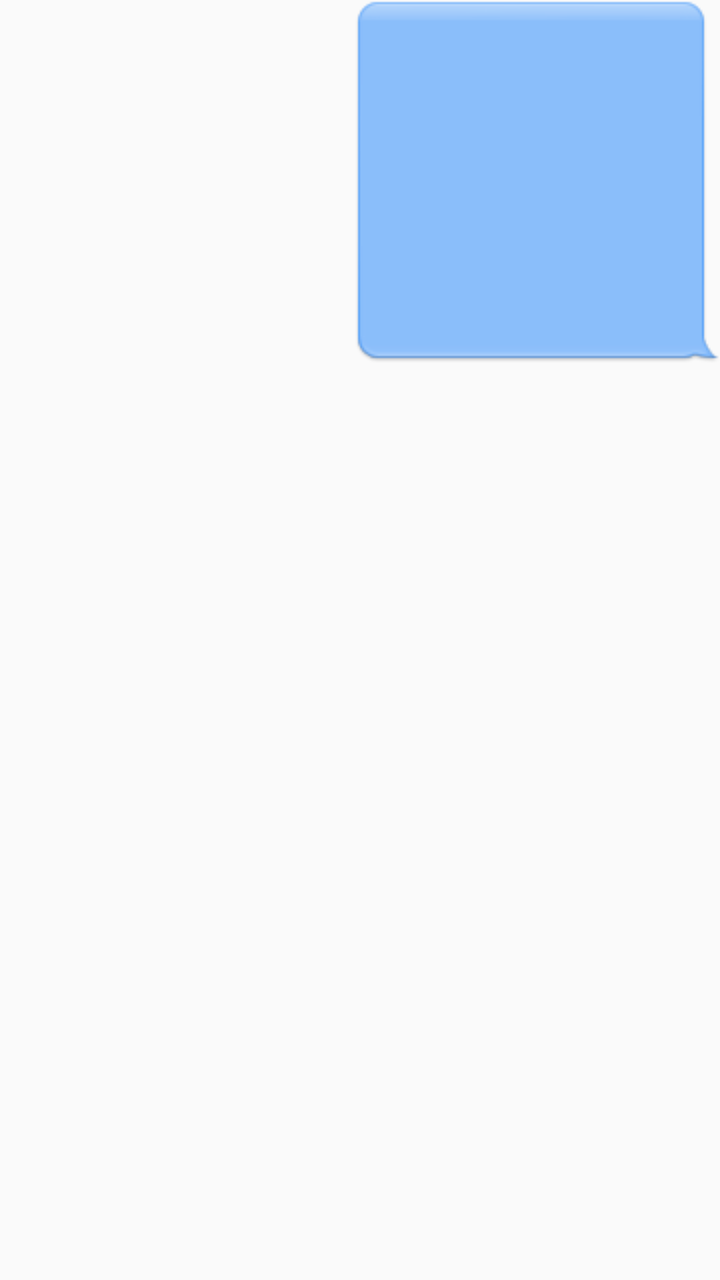
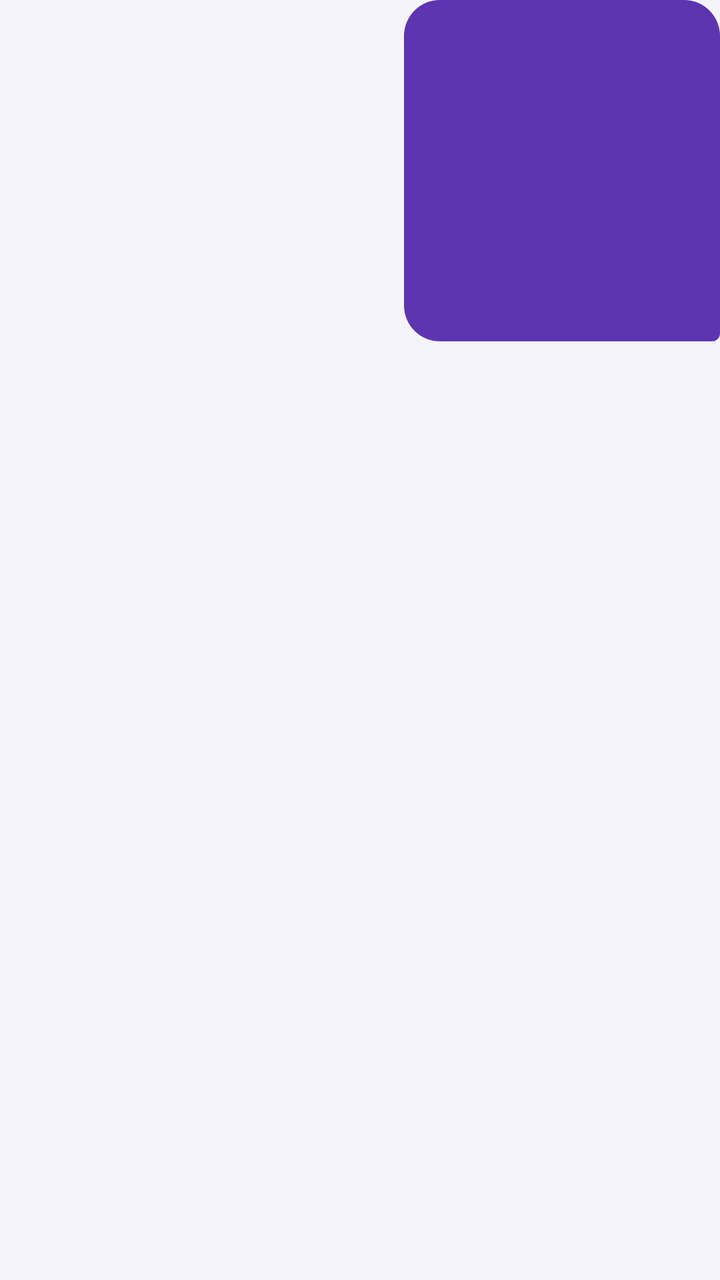

Two renders of the same Android screen: before a commit and after it. Below are the layout's source before the change and the commit's diff.
<!-- AndroidManifest.xml: application theme Theme.MyApplication -->
<!-- res/layout/me_image.xml -->
<androidx.constraintlayout.widget.ConstraintLayout xmlns:android="http://schemas.android.com/apk/res/android"
    xmlns:app="http://schemas.android.com/apk/res-auto"
    android:layout_width="match_parent"
    android:layout_height="wrap_content">
	
	<LinearLayout
		android:id="@+id/im_p"
		android:layout_height="wrap_content"
		android:layout_width="wrap_content"
		android:orientation="vertical"
		app:layout_constraintBottom_toTopOf="@+id/time"
		app:layout_constraintRight_toRightOf="parent"
		android:layout_marginLeft="15dp"
		android:background="@drawable/in_message_bg">
		
		<ImageView
			android:id="@+id/image"
			android:layout_height="150dp"
			android:layout_width="150dp" />
			
		<TextView
			android:id="@+id/status"
			android:layout_height="wrap_content"
			android:layout_width="match_parent"
			android:textSize="5dp"
			android:textAlignment="textEnd"
			android:gravity="right" />
	</LinearLayout>
	
	<TextView
		android:layout_height="wrap_content"
		android:layout_width="wrap_content"
		android:id="@+id/time"
		android:textAlignment="center"
		app:layout_constraintRight_toRightOf="parent"
		android:layout_marginLeft="15dp"
		app:layout_constraintTop_toBottomOf="@+id/im_p" />

</androidx.constraintlayout.widget.ConstraintLayout>
<!-- resources referenced by this layout -->
<resources>
  <!-- drawable in_message_bg: png bitmap (drawable, 1160 bytes) -->
  <style name="Theme.MyApplication" parent="Theme.AppCompat.Light.NoActionBar">
  
          
          <item name="colorPrimary">@color/purple_500</item>
          <item name="colorPrimaryVariant">@color/purple_700</item>
          <item name="colorOnPrimary">@color/white</item>
          
          <item name="colorSecondary">@color/teal_200</item>
          <item name="colorSecondaryVariant">@color/teal_700</item>
          <item name="colorOnSecondary">#ff3</item>
          
          <item name="android:statusBarColor" tools:targetApi="l">?attr/colorPrimaryVariant</item>
          <item name="android:navigationBarColor" tools:targetApi="l">?attr/colorPrimaryVariant</item>
  		<item name="android:textColorSecondary">#aa2</item>
  		<item name="android:textColorPrimary">#ff3</item>
  		<item name="android:textColor">#ff2</item>
  		<item name="colorSurface">?attr/colorPrimary</item>
  		<item name="android:itemBackground">?attr/colorPrimaryVariant</item>
          
      </style>
  <color name="purple_500">#FF6200EE</color>
  <color name="purple_700">#FF3700B3</color>
  <color name="white">#FFFFFFFF</color>
  <color name="teal_200">#FF03DAC5</color>
  <color name="teal_700">#FF018786</color>
</resources>

<!-- the commit's change to res/layout/me_image.xml (unified diff, before → after) -->
@@ -1,7 +1,8 @@
 <androidx.constraintlayout.widget.ConstraintLayout xmlns:android="http://schemas.android.com/apk/res/android"
     xmlns:app="http://schemas.android.com/apk/res-auto"
     android:layout_width="match_parent"
-    android:layout_height="wrap_content">
+    android:layout_height="wrap_content"
+    android:paddingBottom="6dp">
 	
 	<LinearLayout
 		android:id="@+id/im_p"
@@ -11,7 +12,7 @@
 		app:layout_constraintBottom_toTopOf="@+id/time"
 		app:layout_constraintRight_toRightOf="parent"
 		android:layout_marginLeft="15dp"
-		android:background="@drawable/in_message_bg">
+		android:background="@drawable/bubble_me">
 		
 		<ImageView
 			android:id="@+id/image"
@@ -22,18 +23,20 @@
 			android:id="@+id/status"
 			android:layout_height="wrap_content"
 			android:layout_width="match_parent"
-			android:textSize="5dp"
+			android:textSize="11sp"
 			android:textAlignment="textEnd"
 			android:gravity="right" />
 	</LinearLayout>
 	
 	<TextView
+		android:id="@+id/time"
 		android:layout_height="wrap_content"
 		android:layout_width="wrap_content"
-		android:id="@+id/time"
 		android:textAlignment="center"
+		android:textColor="@color/message_meta_text"
+		android:textSize="11sp"
 		app:layout_constraintRight_toRightOf="parent"
-		android:layout_marginLeft="15dp"
+		android:layout_marginRight="25dp"
 		app:layout_constraintTop_toBottomOf="@+id/im_p" />
 
 </androidx.constraintlayout.widget.ConstraintLayout>
<!-- resource entries referenced after the edit -->
@@ -1,30 +1,45 @@
 <!-- resources referenced by this layout -->
 <resources>
-  <!-- drawable in_message_bg: png bitmap (drawable, 1160 bytes) -->
+  <color name="message_meta_text">#FF6B6785</color>
+  <!-- drawable bubble_me (drawable) -->
+  <?xml version="1.0" encoding="utf-8"?>
+  <shape xmlns:android="http://schemas.android.com/apk/res/android" android:shape="rectangle">
+  	<solid android:color="@color/bubble_me" />
+  	<corners
+  		android:topLeftRadius="18dp"
+  		android:topRightRadius="18dp"
+  		android:bottomLeftRadius="18dp"
+  		android:bottomRightRadius="4dp" />
+  	<padding android:left="4dp" android:top="4dp" android:right="4dp" android:bottom="2dp" />
+  </shape>
   <style name="Theme.MyApplication" parent="Theme.AppCompat.Light.NoActionBar">
-  
-          
           <item name="colorPrimary">@color/purple_500</item>
           <item name="colorPrimaryVariant">@color/purple_700</item>
           <item name="colorOnPrimary">@color/white</item>
-          
+          <item name="colorAccent">@color/accent</item>
+  
           <item name="colorSecondary">@color/teal_200</item>
           <item name="colorSecondaryVariant">@color/teal_700</item>
-          <item name="colorOnSecondary">#ff3</item>
-          
+          <item name="colorOnSecondary">@color/white</item>
+  
+          <item name="android:windowBackground">@color/window_bg</item>
           <item name="android:statusBarColor" tools:targetApi="l">?attr/colorPrimaryVariant</item>
-          <item name="android:navigationBarColor" tools:targetApi="l">?attr/colorPrimaryVariant</item>
-  		<item name="android:textColorSecondary">#aa2</item>
-  		<item name="android:textColorPrimary">#ff3</item>
-  		<item name="android:textColor">#ff2</item>
-  		<item name="colorSurface">?attr/colorPrimary</item>
-  		<item name="android:itemBackground">?attr/colorPrimaryVariant</item>
-          
+          <item name="android:navigationBarColor" tools:targetApi="l">@color/window_bg</item>
+          <item name="android:windowLightNavigationBar" tools:targetApi="o_mr1">true</item>
+          <item name="android:textColorPrimary">@color/text_primary</item>
+          <item name="android:textColorSecondary">@color/text_secondary</item>
+          <item name="colorSurface">@color/white</item>
+          <item name="colorOnSurface">@color/text_primary</item>
       </style>
-  <color name="purple_500">#FF6200EE</color>
-  <color name="purple_700">#FF3700B3</color>
+  <color name="bubble_me">#FF5E35B1</color>
+  <color name="purple_500">#FF5E35B1</color>
+  <color name="purple_700">#FF4527A0</color>
   <color name="white">#FFFFFFFF</color>
-  <color name="teal_200">#FF03DAC5</color>
-  <color name="teal_700">#FF018786</color>
+  <color name="accent">#FF00BFA5</color>
+  <color name="teal_200">#FF00BFA5</color>
+  <color name="teal_700">#FF00897B</color>
+  <color name="window_bg">#FFF6F4FB</color>
+  <color name="text_primary">#FF1F1B2E</color>
+  <color name="text_secondary">#FF5F5B76</color>
 </resources>
 
